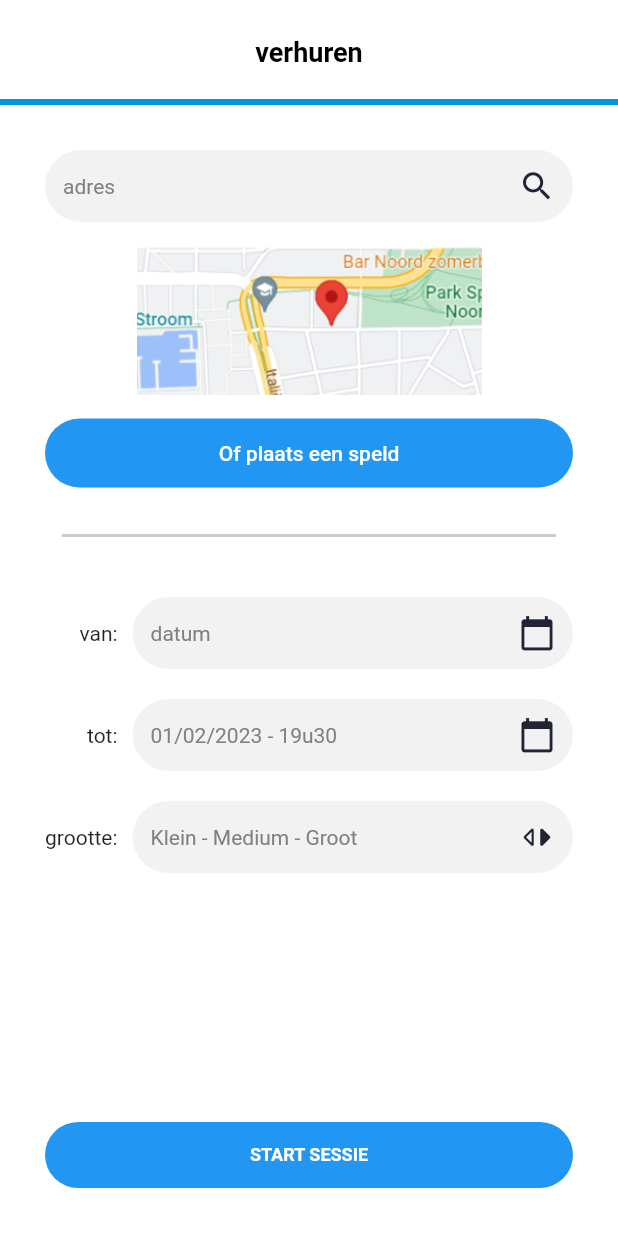
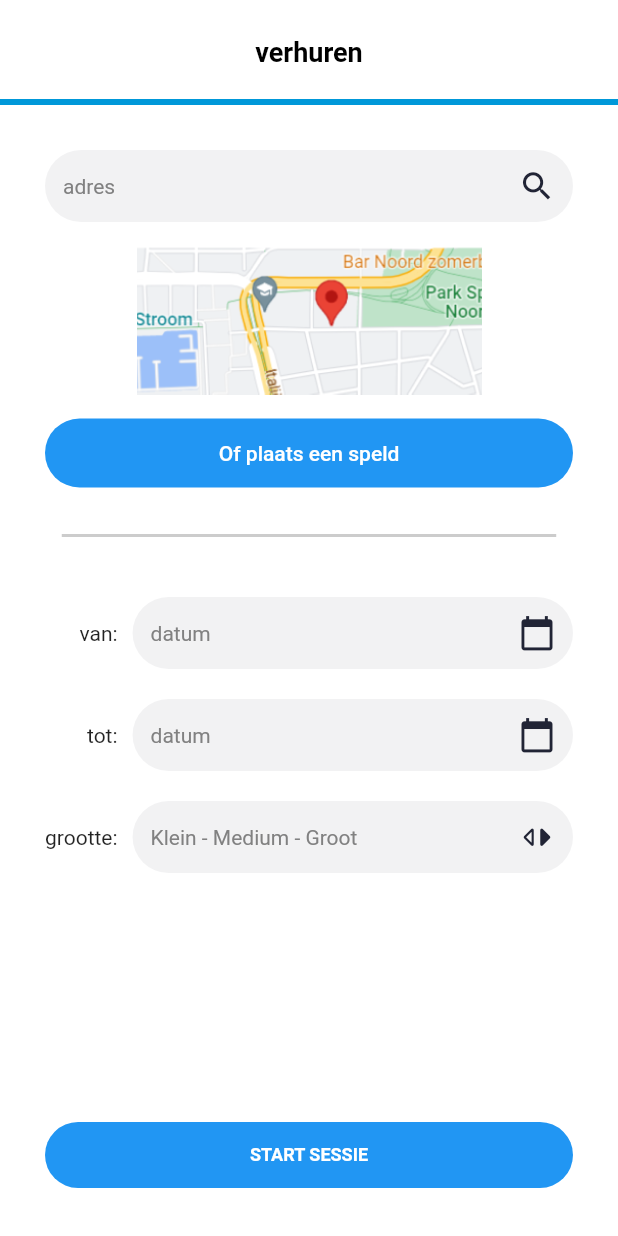
Before and after one commit to PhilippeMazur/Intro_Mobile_iPark, a Flutter app: the Verhuren screen opened directly, after a tap on "START SESSIE", on a phone screen of 412 x 824 dp. Run offline on Flutter 3.47's test engine with Material 2 defaults, Android fonts, the phone set to English and light mode, and no system bars; our stand-ins replace cloud_firestore, firebase_auth, firebase_core, flutter_cache_manager, flutter_map, latlong2 and 3 more; missing offline and left inert: open_street_map_search_and_pick; accounts and stored records are empty.

Commit message:
integrate datetimepicker

```diff
--- a/lib/verhuren.dart
+++ b/lib/verhuren.dart
@@ -26,6 +26,7 @@ class _Verhuren extends State<Verhuren> {
   final TextEditingController sizeController = TextEditingController();
   final TextEditingController _addressController = TextEditingController();
   late final DateTime fromDate;
+  late final DateTime untilDate;
 
   FirebaseAuth auth = FirebaseAuth.instance;
 
@@ -51,21 +52,21 @@ class _Verhuren extends State<Verhuren> {
     });
   }
 
+  setUntilDate(DateTime newUntilDate) {
+    setState(() {
+      untilDate = newUntilDate;
+    });
+  }
+
   Future<void> saveData() async {
     await FirebaseFirestore.instance.collection("parking_spots").add(
         ParkingSpotModel(
                 coordinate: geopoint,
-                from: Timestamp(
-                    (DateTime.parse(vanController.text).millisecondsSinceEpoch /
-                            1000)
-                        .round(),
-                    0),
+                from: Timestamp.fromMillisecondsSinceEpoch(
+                    fromDate.millisecondsSinceEpoch),
                 size: sizeController.text,
-                until: Timestamp(
-                    (DateTime.parse(totController.text).millisecondsSinceEpoch /
-                            1000)
-                        .round(),
-                    0),
+                until: Timestamp.fromMillisecondsSinceEpoch(
+                    untilDate.millisecondsSinceEpoch),
                 user_uid: auth.currentUser!.uid)
             .toMap());
   }
@@ -188,39 +189,7 @@ class _Verhuren extends State<Verhuren> {
                     const Text("tot:", textAlign: TextAlign.right),
                     Padding(
                       padding: EdgeInsets.fromLTRB(10, 10, 0, 10),
-                      child: TextField(
-                        controller: totController,
-                        obscureText: false,
-                        textAlign: TextAlign.start,
-                        maxLines: 1,
-                        style: TextStyle(
-                          fontWeight: FontWeight.w400,
-                          fontStyle: FontStyle.normal,
-                          fontSize: 12,
-                          color: Color(0xff000000),
-                        ),
-                        decoration: const InputDecoration(
-                          border: OutlineInputBorder(
-                            // width: 0.0 produces a thin "hairline" border
-                            borderRadius:
-                                BorderRadius.all(Radius.circular(90.0)),
-                            borderSide: BorderSide.none,
-                          ),
-                          hintStyle: TextStyle(
-                            fontWeight: FontWeight.w400,
-                            fontStyle: FontStyle.normal,
-                            fontSize: 14,
-                            color: Color.fromARGB(255, 129, 129, 129),
-                          ),
-                          hintText: "01/02/2023 - 19u30",
-                          filled: true,
-                          fillColor: Color(0xfff2f2f3),
-                          isDense: false,
-                          contentPadding: EdgeInsets.fromLTRB(12, 8, 12, 8),
-                          suffixIcon: Icon(Icons.calendar_today,
-                              color: Color(0xff212435), size: 25),
-                        ),
-                      ),
+                      child: DateTimePicker(setState: setUntilDate),
                     ),
                   ],
                 ),
```
